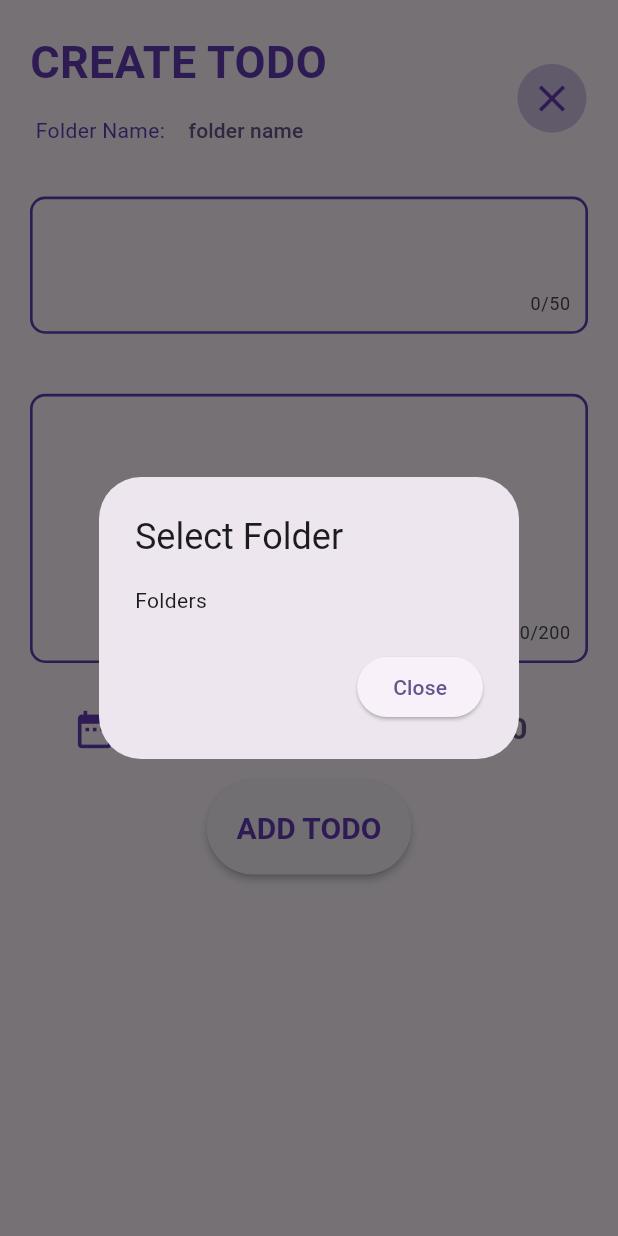
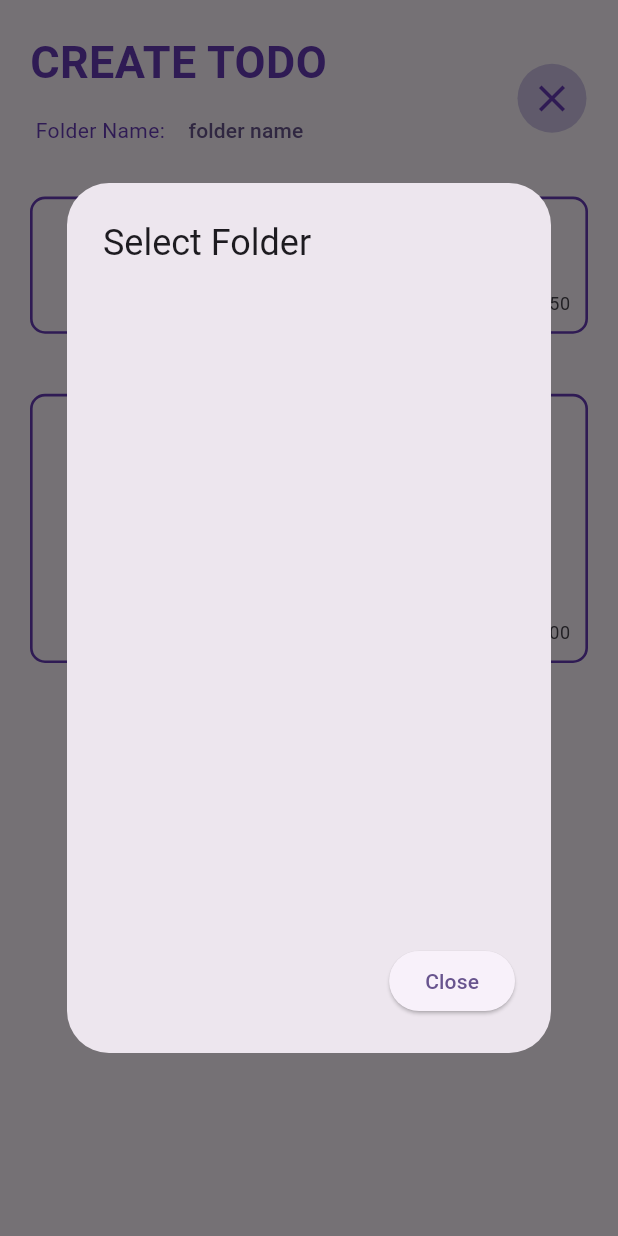
Before and after one commit to allen-codes/Todo-App, a Flutter app: the CreateToDo screen opened by its route, after a tap on "folder name", on a phone screen of 412 x 824 dp. Run offline on Flutter 3.47's test engine with Material 2 defaults, Android fonts, the phone set to English and light mode, and no system bars; our stand-ins replace cloud_firestore, firebase_core; accounts and stored records are empty.

Commit message:
access the folders collection to create-todo page

```diff
--- a/lib/custom-widgets/taskCard.dart
+++ b/lib/custom-widgets/taskCard.dart
@@ -1,8 +1,7 @@
 import 'package:flutter/material.dart';
-import 'package:provider/provider.dart';
 
 import '../models/todo_model.dart';
-import '../providers/todo_provider.dart';
+
 
 class Todocard extends StatefulWidget {
   final int index;
--- /dev/null
+++ b/lib/models/folder_model.dart
@@ -0,0 +1,23 @@
+import 'package:cloud_firestore/cloud_firestore.dart';
+
+class FolderModel {
+  late String folderName;
+  late DateTime dateCreated;
+  late List<dynamic> todos;
+
+  FolderModel(
+      {required this.folderName,
+      required this.dateCreated,
+      required this.todos});
+
+  factory FolderModel.fromJSON(Map<String, dynamic> folder) {
+
+
+    return FolderModel(
+      folderName: folder["folderName"],
+      dateCreated: DateTime.fromMillisecondsSinceEpoch(
+                (folder["dateCreated"] as Timestamp).millisecondsSinceEpoch),
+      todos: folder["todos"] as List<dynamic>,
+    );
+  }
+}
--- a/lib/providers/todo_provider.dart
+++ b/lib/providers/todo_provider.dart
@@ -1,4 +1,3 @@
-import 'package:cloud_firestore/cloud_firestore.dart';
 import 'package:flutter/material.dart';
 
 import '../apis/todos_api.dart';
@@ -6,9 +5,9 @@ import '../models/todo_model.dart';
 
 class TodoProvider with ChangeNotifier{
   late TodoAPI firebaseTodoService;
-  Stream<QuerySnapshot> _todosStream = const Stream.empty();
+  Stream<List<TodoModel>> _todosStream = const Stream.empty();
 
-  Stream<QuerySnapshot> get todosStream => _todosStream;
+  Stream<List<TodoModel>> get todosStream => _todosStream;
 
   TodoProvider(){
     firebaseTodoService = TodoAPI();
@@ -17,7 +16,6 @@ class TodoProvider with ChangeNotifier{
 
   void fetchTodos() {
     _todosStream = firebaseTodoService.getTodos();
-    print(_todosStream.first);
     notifyListeners();
   }
 }
--- a/lib/screens/create_todo.dart
+++ b/lib/screens/create_todo.dart
@@ -1,4 +1,9 @@
+
 import 'package:flutter/material.dart';
+import 'package:provider/provider.dart';
+import 'package:todo_app/models/folder_model.dart';
+
+
 
 class CreateToDo extends StatefulWidget {
   const CreateToDo({Key? key}) : super(key: key);
@@ -12,8 +17,120 @@ class _CreateToDoState extends State<CreateToDo> {
   DateTime selectedDate = DateTime.now();
   TimeOfDay selectedTime = TimeOfDay.now();
 
-  @override
-  Widget build(BuildContext context) {
+  Widget titleField() {
+    return Container(
+        margin: const EdgeInsets.only(top: 20, bottom: 20),
+        padding: const EdgeInsets.all(10),
+        decoration: BoxDecoration(
+            border: Border.all(color: Colors.deepPurple, width: 1.75),
+            borderRadius: const BorderRadius.all(Radius.circular(10))),
+        child: TextFormField(
+          textAlignVertical: TextAlignVertical.center,
+          maxLength: 50,
+          decoration: const InputDecoration(
+            border: InputBorder.none,
+          ),
+          style: const TextStyle(fontSize: 20, fontWeight: FontWeight.bold),
+        ));
+  }
+
+  Widget descriptionField() {
+    return Container(
+      padding: const EdgeInsets.all(10),
+      margin: const EdgeInsets.only(top: 20, bottom: 20),
+      decoration: BoxDecoration(
+          border: Border.all(color: Colors.deepPurple, width: 1.75),
+          borderRadius: const BorderRadius.all(Radius.circular(10))),
+      child: TextFormField(
+        maxLength: 200,
+        maxLines: 5,
+        decoration: const InputDecoration(
+          border: InputBorder.none,
+        ),
+      ),
+    );
+  }
+
+  Widget dateField() {
+    return Row(
+      mainAxisAlignment: MainAxisAlignment.spaceEvenly,
+      crossAxisAlignment: CrossAxisAlignment.center,
+      children: [
+        Row(
+          children: [
+            const Icon(Icons.date_range,
+                size: 20,
+                color: Colors.deepPurple,
+                shadows: [Shadow(color: Colors.black)]),
+            TextButton(
+              child: Text(
+                "${selectedDate.year} - ${selectedDate.month} - ${selectedDate.day}",
+                style:
+                    const TextStyle(fontSize: 20, fontWeight: FontWeight.bold),
+              ),
+              onPressed: () async {
+                final DateTime? dateTime = await showDatePicker(
+                    context: context,
+                    initialDate: selectedDate,
+                    firstDate: DateTime(2000),
+                    lastDate: DateTime(3000));
+                if (dateTime != null) {
+                  [
+                    setState(() {
+                      selectedDate = dateTime;
+                    })
+                  ];
+                }
+              },
+            ),
+          ],
+        ),
+        Row(
+          children: [
+            const Icon(Icons.alarm,
+                size: 20,
+                color: Colors.deepPurple,
+                shadows: [Shadow(color: Colors.black)]),
+            TextButton(
+              child: Text(
+                "${selectedTime.hour} : ${selectedDate.minute}",
+                style:
+                    const TextStyle(fontSize: 20, fontWeight: FontWeight.bold),
+              ),
+              onPressed: () async {
+                final TimeOfDay? time = await showTimePicker(
+                    context: context, initialTime: selectedTime);
+                if (time != null) {
+                  [
+                    setState(() {
+                      selectedTime = time;
+                    })
+                  ];
+                }
+              },
+            ),
+          ],
+        )
+      ],
+    );
+  }
+
+  Widget addTodoButton() {
+    return ElevatedButton(
+      onPressed: () {},
+      child: const Text("ADD TODO", style: TextStyle(fontSize: 15)),
+      style: const ButtonStyle(
+          // shadowColor: MaterialStatePropertyAll(Colors.black),
+
+          foregroundColor: MaterialStatePropertyAll(Colors.deepPurple),
+          elevation: MaterialStatePropertyAll(2),
+          textStyle: MaterialStatePropertyAll(
+              TextStyle(fontSize: 20, fontWeight: FontWeight.bold)),
+          padding: MaterialStatePropertyAll(EdgeInsets.all(20))),
+    );
+  }
+
+  Widget mainPage(List<FolderModel> folders) {
     return Scaffold(
       body: SingleChildScrollView(
         child: Container(
@@ -36,7 +153,12 @@ class _CreateToDoState extends State<CreateToDo> {
                         ),
                         Row(
                           children: [
-                            Text("Folder Name: ", style: TextStyle(color: Colors.deepPurple,),),
+                            Text(
+                              "Folder Name: ",
+                              style: TextStyle(
+                                color: Colors.deepPurple,
+                              ),
+                            ),
                             TextButton(
                               child: const Text("folder name"),
                               onPressed: () {
@@ -45,7 +167,21 @@ class _CreateToDoState extends State<CreateToDo> {
                                   builder: (BuildContext context) {
                                     return AlertDialog(
                                       title: Text('Select Folder'),
-                                      content: Text('Folders'),
+                                      content: SingleChildScrollView(
+                                        child: SizedBox(
+                                          height: MediaQuery.of(context).size.height/2,
+                                          width: MediaQuery.of(context).size.width/1.5,
+                                          child: ListView.builder(
+                                              itemCount: folders.length,
+                                              itemBuilder: (context, index) {
+                                                return TextButton(
+                                                  child: Text(folders[index]
+                                                      .folderName),
+                                                  onPressed: () {},
+                                                );
+                                              }),
+                                        ),
+                                      ),
                                       actions: [
                                         ElevatedButton(
                                           onPressed: () {
@@ -75,115 +211,13 @@ class _CreateToDoState extends State<CreateToDo> {
                     ),
                   ],
                 ),
-                Container(
-                    margin: const EdgeInsets.only(top: 20, bottom: 20),
-                    padding: const EdgeInsets.all(10),
-                    decoration: BoxDecoration(
-                        border:
-                            Border.all(color: Colors.deepPurple, width: 1.75),
-                        borderRadius:
-                            const BorderRadius.all(Radius.circular(10))),
-                    child: TextFormField(
-                      textAlignVertical: TextAlignVertical.center,
-                      maxLength: 50,
-                      decoration: const InputDecoration(
-                        border: InputBorder.none,
-                      ),
-                      style: const TextStyle(
-                          fontSize: 20, fontWeight: FontWeight.bold),
-                    )),
-                Container(
-                  padding: const EdgeInsets.all(10),
-                  margin: const EdgeInsets.only(top: 20, bottom: 20),
-                  decoration: BoxDecoration(
-                      border: Border.all(color: Colors.deepPurple, width: 1.75),
-                      borderRadius:
-                          const BorderRadius.all(Radius.circular(10))),
-                  child: TextFormField(
-                    maxLength: 200,
-                    maxLines: 5,
-                    decoration: const InputDecoration(
-                      border: InputBorder.none,
-                    ),
-                  ),
-                ),
-                Row(
-                  mainAxisAlignment: MainAxisAlignment.spaceEvenly,
-                  crossAxisAlignment: CrossAxisAlignment.center,
-                  children: [
-                    Row(
-                      children: [
-                        const Icon(Icons.date_range,
-                            size: 30,
-                            color: Colors.deepPurple,
-                            shadows: [Shadow(color: Colors.black)]),
-                        TextButton(
-                          child: Text(
-                            "${selectedDate.year} - ${selectedDate.month} - ${selectedDate.day}",
-                            style: const TextStyle(
-                                fontSize: 20, fontWeight: FontWeight.bold),
-                          ),
-                          onPressed: () async {
-                            final DateTime? dateTime = await showDatePicker(
-                                context: context,
-                                initialDate: selectedDate,
-                                firstDate: DateTime(2000),
-                                lastDate: DateTime(3000));
-                            if (dateTime != null) {
-                              [
-                                setState(() {
-                                  selectedDate = dateTime;
-                                })
-                              ];
-                            }
-                          },
-                        ),
-                      ],
-                    ),
-                    Row(
-                      children: [
-                        const Icon(Icons.alarm,
-                            size: 30,
-                            color: Colors.deepPurple,
-                            shadows: [Shadow(color: Colors.black)]),
-                        TextButton(
-                          child: Text(
-                            "${selectedTime.hour} : ${selectedDate.minute}",
-                            style: const TextStyle(
-                                fontSize: 20, fontWeight: FontWeight.bold),
-                          ),
-                          onPressed: () async {
-                            final TimeOfDay? time = await showTimePicker(
-                                context: context, initialTime: selectedTime);
-                            if (time != null) {
-                              [
-                                setState(() {
-                                  selectedTime = time;
-                                })
-                              ];
-                            }
-                          },
-                        ),
-                      ],
-                    )
-                  ],
-                ),
+                titleField(),
+                descriptionField(),
+                dateField(),
                 SizedBox(
                   height: 10,
                 ),
-                ElevatedButton(
-                  onPressed: () {},
-                  child: const Text("ADD TODO"),
-                  style: const ButtonStyle(
-                      // shadowColor: MaterialStatePropertyAll(Colors.black),
-
-                      foregroundColor:
-                          MaterialStatePropertyAll(Colors.deepPurple),
-                      elevation: MaterialStatePropertyAll(2),
-                      textStyle: MaterialStatePropertyAll(
-                          TextStyle(fontSize: 20, fontWeight: FontWeight.bold)),
-                      padding: MaterialStatePropertyAll(EdgeInsets.all(20))),
-                )
+                addTodoButton(),
               ],
             ),
           ),
@@ -191,4 +225,12 @@ class _CreateToDoState extends State<CreateToDo> {
       ),
     );
   }
+
+
+
+  @override
+  Widget build(BuildContext context) {
+    List<FolderModel> folders =Provider.of<List<FolderModel>>(context);
+    return mainPage(folders);
+  }
 }
--- a/lib/screens/homepage.dart
+++ b/lib/screens/homepage.dart
@@ -1,8 +1,8 @@
 import 'package:flutter/material.dart';
-import 'package:provider/provider.dart';
+
 import 'package:todo_app/custom-widgets/todo_folder.dart';
 
-import '../providers/todo_provider.dart';
+
 
 class HomePage extends StatefulWidget {
   const HomePage({super.key});
```
Also changed, not shown: lib/apis/folders_api.dart (added, +17 -0 lines), lib/apis/todos_api.dart (+9 -4 lines), lib/main.dart (+16 -4 lines), lib/providers/folder_provider.dart (added, +21 -0 lines), lib/screens/todos.dart (+7 -30 lines).
